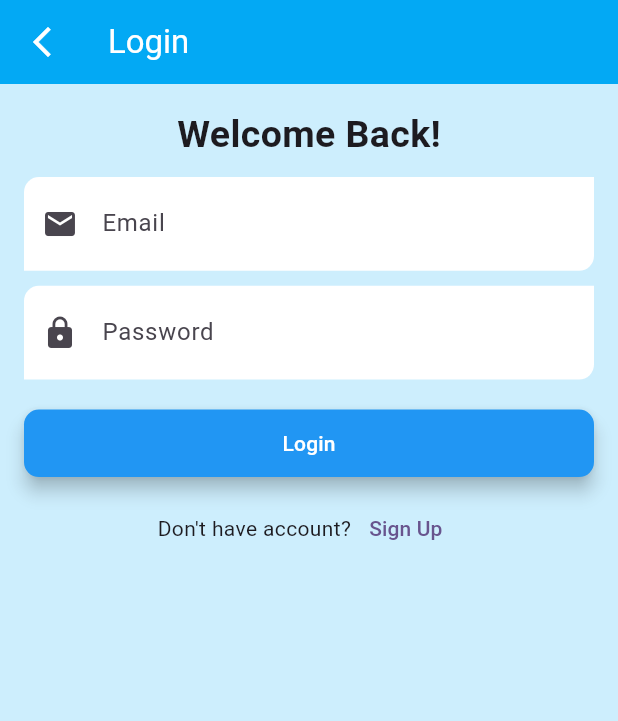
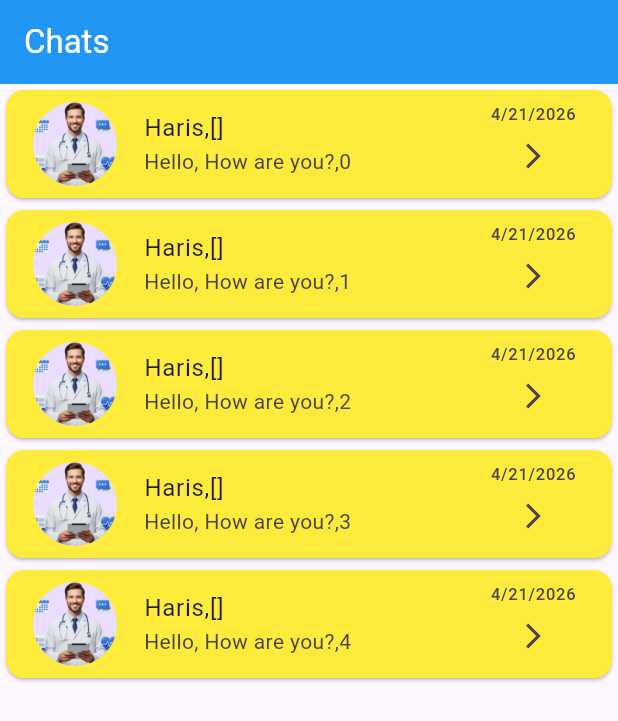
Before and after one commit to AbRehman536/haris_frontend, a Flutter app: the screen it shows after launch, on a phone screen of 412 x 824 dp. Shown: the top 721 px of the screen. Run offline on Flutter 3.47's test engine with Material 3 defaults, Android fonts, the light colour scheme and no system bars.

Commit message:
List Tile & Selection done

```diff
--- a/lib/main.dart
+++ b/lib/main.dart
@@ -1,6 +1,9 @@
 import 'package:flutter/material.dart';
 import 'package:haris_frontend/body.dart';
 import 'package:haris_frontend/images.dart';
+import 'package:haris_frontend/listtile.dart';
+import 'package:haris_frontend/multiple_selection.dart';
+import 'package:haris_frontend/single_selection.dart';
 import 'package:haris_frontend/text_fields.dart';
 
 import 'app_bar.dart';
@@ -35,7 +38,7 @@ class MyApp extends StatelessWidget {
         // tested with just a hot reload.
         colorScheme: ColorScheme.fromSeed(seedColor: Colors.deepPurple),
       ),
-      home: LoginScreen(),
+      home: MultipleSelection(),
     );
   }
 }
--- /dev/null
+++ b/lib/multiple_selection.dart
@@ -0,0 +1,57 @@
+import 'package:flutter/material.dart';
+
+class MultipleSelection extends StatefulWidget {
+  const MultipleSelection({super.key});
+
+  @override
+  State<MultipleSelection> createState() => _MultipleSelectionState();
+}
+
+class _MultipleSelectionState extends State<MultipleSelection> {
+  List<int> selectedIndex = [];
+  @override
+  Widget build(BuildContext context) {
+    return Scaffold(
+      appBar: AppBar(
+        title: Text("Chats"),
+        backgroundColor: Colors.blue,
+        foregroundColor: Colors.white,
+      ),
+      body: ListView.builder(
+        itemCount: 5,
+        itemBuilder: (BuildContext context, int index) {
+          return Card(
+            color: Colors.yellow,
+            child: ListTile(
+              onTap: (){
+                setState(() {
+                  if(selectedIndex.contains(index)){
+                    selectedIndex.remove(index);
+                  }else{
+                    selectedIndex.add(index);
+                  }
+                });
+              },
+              selected: selectedIndex.contains(index),
+              selectedTileColor: Colors.green,
+              selectedColor: Colors.white,
+              leading: CircleAvatar(
+                radius: 30,
+                backgroundImage: AssetImage("assets/images/doctor.png"),
+              ),
+              title: Text("Haris,$selectedIndex"),
+              subtitle: Text("Hello, How are you?,$index"),
+              trailing: Column(
+                children: [
+                  Text("4/21/2026"),
+                  SizedBox(height: 10,),
+                  Icon(Icons.arrow_forward_ios,size: 20,)
+                ],
+              ),
+            ),
+          );
+        },
+      ),
+    );
+  }
+}
```
Also changed, not shown: lib/listtile.dart (added, +44 -0 lines), lib/single_selection.dart (added, +53 -0 lines).
